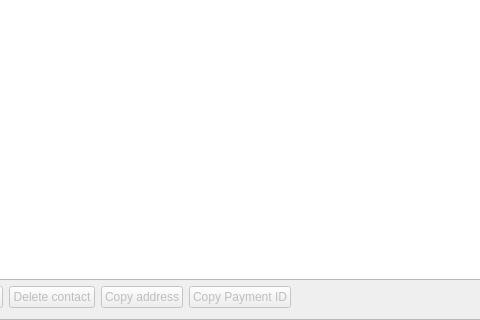
Before: the Qt Designer form src/gui/ui/addressbookframe.ui in discretecoin/discrete-wallet, drawn with Qt 5; both pictures show x 175 to 655 and y 265 to 585 of the 874 by 585 pixel window.
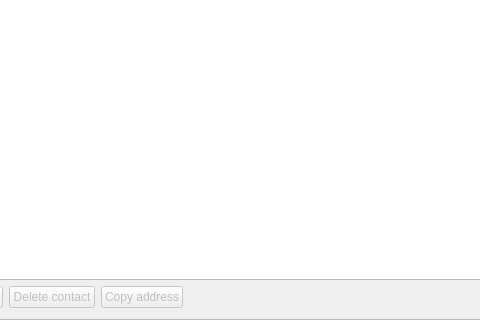
After: the same form once the commit is applied. Icons and pictures are not drawn.

```diff
--- a/src/gui/ui/addressbookframe.ui
+++ b/src/gui/ui/addressbookframe.ui
@@ -95,21 +95,6 @@
        </property>
       </widget>
      </item>
-     <item>
-      <widget class="QPushButton" name="m_copyPaymentIdButton">
-       <property name="enabled">
-        <bool>false</bool>
-       </property>
-       <property name="text">
-        <string>Copy Payment ID</string>
-       </property>
-       <property name="icon">
-        <iconset resource="../../resources.qrc">
-         <normaloff>:/icons/copy_white</normaloff>
-         <selectedoff>:/icons/copy_white</selectedoff>:/icons/copy_white</iconset>
-       </property>
-      </widget>
-     </item>
      <item>
       <spacer name="horizontalSpacer">
        <property name="orientation">
```
Left out of the diff: 17 changed lines with no effect on the pictures.
